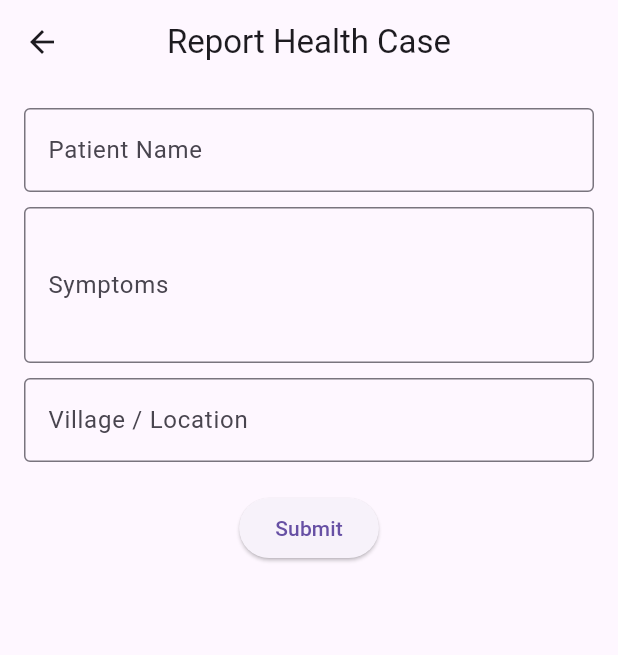
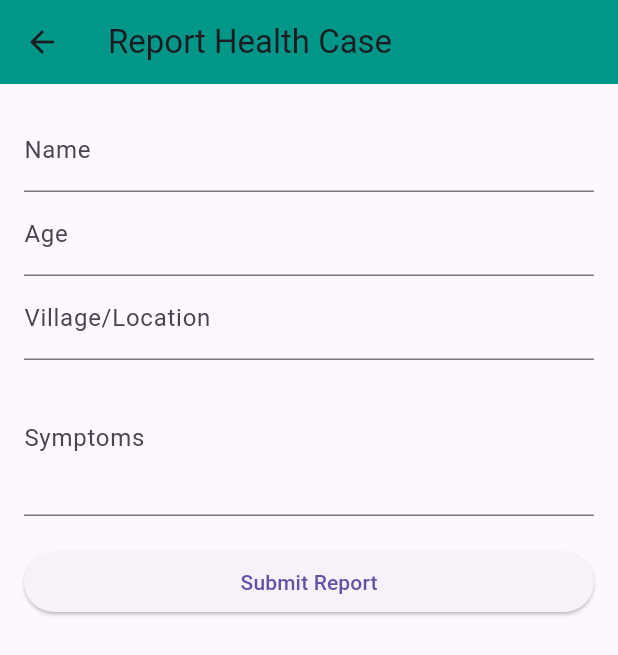
Before and after one commit to RichaBharti0603/Smart-Health-Surveillance-and-Early-Warning-System, a Flutter app: the CasesScreen screen opened directly, on a phone screen of 412 x 824 dp. Shown: the top 655 px of the screen. Run offline on Flutter 3.47's test engine with Material 3 defaults, Android fonts, the phone set to English and light mode, and no system bars.

Commit message:
Added cases screen

```diff
--- a/mobile/lib/screens/cases_screen.dart
+++ b/mobile/lib/screens/cases_screen.dart
@@ -1,51 +1,71 @@
 import 'package:flutter/material.dart';
 
-class CasesScreen extends StatelessWidget {
+class CasesScreen extends StatefulWidget {
   const CasesScreen({super.key});
+
+  @override
+  State<CasesScreen> createState() => _CasesScreenState();
+}
+
+class _CasesScreenState extends State<CasesScreen> {
+  final _formKey = GlobalKey<FormState>();
+  String? name, age, symptoms, village;
+
+  void _submit() {
+    if (_formKey.currentState!.validate()) {
+      _formKey.currentState!.save();
+      ScaffoldMessenger.of(context).showSnackBar(
+        SnackBar(
+          content: Text(
+              "Case reported: $name, Age: $age, Village: $village, Symptoms: $symptoms"),
+        ),
+      );
+    }
+  }
 
   @override
   Widget build(BuildContext context) {
     return Scaffold(
       appBar: AppBar(
         title: const Text("Report Health Case"),
-        centerTitle: true,
+        backgroundColor: Colors.teal,
       ),
       body: Padding(
         padding: const EdgeInsets.all(16.0),
-        child: Column(
+        child: Form(
+          key: _formKey,
+          child: ListView(
             children: [
-            const TextField(
-              decoration: InputDecoration(
-                labelText: "Patient Name",
-                border: OutlineInputBorder(),
+              TextFormField(
+                decoration: const InputDecoration(labelText: "Name"),
+                onSaved: (val) => name = val,
+                validator: (val) => val!.isEmpty ? "Enter name" : null,
               ),
+              TextFormField(
+                decoration: const InputDecoration(labelText: "Age"),
+                keyboardType: TextInputType.number,
+                onSaved: (val) => age = val,
+                validator: (val) => val!.isEmpty ? "Enter age" : null,
               ),
-            const SizedBox(height: 10),
-            const TextField(
-              decoration: InputDecoration(
-                labelText: "Symptoms",
-                border: OutlineInputBorder(),
+              TextFormField(
+                decoration: const InputDecoration(labelText: "Village/Location"),
+                onSaved: (val) => village = val,
+                validator: (val) => val!.isEmpty ? "Enter village" : null,
               ),
+              TextFormField(
+                decoration: const InputDecoration(labelText: "Symptoms"),
                 maxLines: 3,
-            ),
-            const SizedBox(height: 10),
-            const TextField(
-              decoration: InputDecoration(
-                labelText: "Village / Location",
-                border: OutlineInputBorder(),
-              ),
+                onSaved: (val) => symptoms = val,
+                validator: (val) =>
+                    val!.isEmpty ? "Enter symptoms (fever, diarrhea…)" : null,
               ),
               const SizedBox(height: 20),
               ElevatedButton(
-              onPressed: () {
-                // Later: save case and send to backend
-                ScaffoldMessenger.of(context).showSnackBar(
-                  const SnackBar(content: Text("Case reported successfully!")),
-                );
-              },
-              child: const Text("Submit"),
+                onPressed: _submit,
+                child: const Text("Submit Report"),
               ),
             ],
+          ),
         ),
       ),
     );
```
Also changed, not shown: mobile/lib/screens/alerts_screen.dart (+14 -16 lines), mobile/lib/screens/appointment_screen.dart (+36 -15 lines), mobile/lib/screens/chat_screen.dart (+34 -29 lines), mobile/lib/screens/doctor_list_screen.dart (+28 -18 lines), mobile/lib/screens/login_screen.dart (+32 -17 lines), mobile/lib/screens/profile_screen.dart (+20 -9 lines), mobile/lib/screens/signup_screen.dart (+36 -20 lines), mobile/lib/screens/water_quality_screen.dart (+44 -8 lines). Lines whose indentation alone changed are shown as unchanged.
